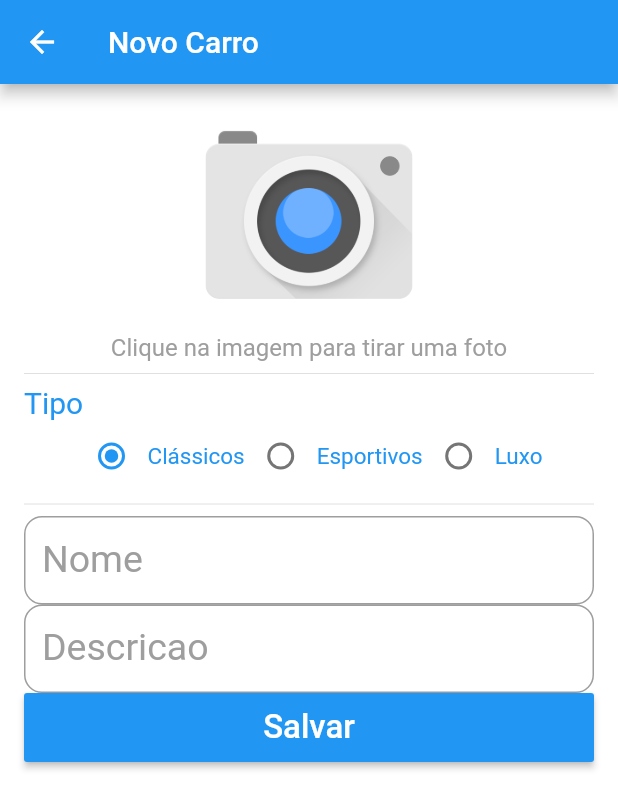
After one commit to daugustosp/daugustosp, a Flutter app: the CarroFormPage screen opened directly, on a phone screen of 412 x 824 dp. The commit adds this screen. Shown: the top 809 px of the screen. Run offline on Flutter 3.47's test engine with Material 2 defaults, Android fonts, the phone set to English and light mode, and no system bars; our stand-ins replace cached_network_image, connectivity, flutter_mobx, shared_preferences, sqflite; missing offline and left inert: shared_preferences_web; accounts and stored records are empty.

Commit message:
Tela_cadastro_Favorito

```diff
--- a/flutter-fundamentos-aula-5/lib/Widgets/app_text.dart
+++ b/flutter-fundamentos-aula-5/lib/Widgets/app_text.dart
@@ -43,7 +43,7 @@ class AppText extends StatelessWidget {
       style: TextStyle(color: Colors.blue),
       decoration: InputDecoration(
               border: OutlineInputBorder(
-            borderRadius: BorderRadius.circular(16)
+            borderRadius: BorderRadius.circular(12)
         ),
           labelText: label,
           labelStyle: TextStyle(fontSize: 25, color: Colors.grey),
--- a/flutter-fundamentos-aula-5/lib/pages/carro/carro.dart
+++ b/flutter-fundamentos-aula-5/lib/pages/carro/carro.dart
@@ -1,5 +1,7 @@
-import 'package:bytebank/favoritos/entity.dart';
 
+
+
+import 'package:bytebank/pages/utils/sql/entity.dart';
 
 class Carro extends Entity {
   int id;
--- a/flutter-fundamentos-aula-5/lib/favoritos/carro_dao.dart
+++ b/flutter-fundamentos-aula-5/lib/pages/carro/carro_dao.dart
@@ -1,9 +1,11 @@
 
 
 // Data Access Object
+
+
 import 'package:bytebank/pages/carro/carro.dart';
 
-import 'base_dao.dart';
+import '../utils/sql/base_dao.dart';
 
 class CarroDAO extends BaseDAO<Carro> {
 
@@ -15,11 +17,8 @@ class CarroDAO extends BaseDAO<Carro> {
     return Carro.fromMap(map);
   }
 
-  Future<List<Carro>> findAllByTipo(String tipo) async {
-    final dbClient = await db;
+  Future<List<Carro>> findAllByTipo(String tipo)  {
+     return query('select * from carro where tipo =? ',[tipo]);
 
-    final list = await dbClient.rawQuery('select * from carro where tipo =? ',[tipo]);
-
-    return list.map<Carro>((json) => fromMap(json)).toList();
   }
 }
--- /dev/null
+++ b/flutter-fundamentos-aula-5/lib/pages/carro/carro_form_page.dart
@@ -0,0 +1,217 @@
+
+import 'package:bytebank/Widgets/app_button.dart';
+import 'package:bytebank/Widgets/app_text.dart';
+import 'package:cached_network_image/cached_network_image.dart';
+import 'package:flutter/cupertino.dart';
+import 'package:flutter/material.dart';
+
+import 'carro.dart';
+
+class CarroFormPage extends StatefulWidget {
+  final Carro carro;
+
+  CarroFormPage({this.carro});
+
+  @override
+  State<StatefulWidget> createState() => _CarroFormPageState();
+}
+
+class _CarroFormPageState extends State<CarroFormPage> {
+  final GlobalKey<FormState> _formKey = GlobalKey<FormState>();
+
+  final tNome = TextEditingController();
+  final tDesc = TextEditingController();
+  final tTipo = TextEditingController();
+
+  int _radioIndex = 0;
+
+  var _showProgress = false;
+
+  Carro get carro => widget.carro;
+
+  // Add validate email function.
+  String _validateNome(String value) {
+    if (value.isEmpty) {
+      return 'Informe o nome do carro.';
+    }
+
+    return null;
+  }
+
+  @override
+  void initState() {
+    super.initState();
+
+    // Copia os dados do carro para o form
+    if (carro != null) {
+      tNome.text = carro.nome;
+      tDesc.text = carro.descricao;
+      _radioIndex = getTipoInt(carro);
+    }
+  }
+
+  @override
+  Widget build(BuildContext context) {
+    return Scaffold(
+      appBar: AppBar(
+        title: Text(
+          carro != null ? carro.nome : "Novo Carro",
+        ),
+      ),
+      body: Container(
+        padding: EdgeInsets.all(16),
+        child: _form(),
+      ),
+    );
+  }
+
+  _form() {
+    return Form(
+      key: this._formKey,
+      child: ListView(
+        children: <Widget>[
+          _headerFoto(),
+          Text(
+            "Clique na imagem para tirar uma foto",
+            textAlign: TextAlign.center,
+            style: TextStyle(
+              fontSize: 16,
+              color: Colors.grey,
+            ),
+          ),
+          Divider(),
+          Text(
+            "Tipo",
+            style: TextStyle(
+              color: Colors.blue,
+              fontSize: 20,
+            ),
+          ),
+          _radioTipo(),
+          Divider(),
+          AppText(
+          "Nome",
+            "",
+            controller: tNome,
+            keyboardType: TextInputType.text,
+            validator: _validateNome,
+          ),
+          AppText(
+            "Descricao",
+            "",
+            controller: tDesc,
+            keyboardType: TextInputType.text,
+            validator: _validateNome,
+          ),
+          AppButton(
+            "Salvar",
+            onPressed: _onClickSalvar,
+            showProgress: _showProgress,
+          )
+        ],
+      ),
+    );
+  }
+
+  _headerFoto() {
+    return carro != null
+        ? CachedNetworkImage(
+            imageUrl: carro.urlFoto,
+          )
+        : Image.asset(
+            "assets/images/camera.png",
+            height: 150,
+          );
+  }
+
+  _radioTipo() {
+    return Row(
+      mainAxisAlignment: MainAxisAlignment.center,
+      children: <Widget>[
+        Radio(
+          value: 0,
+          groupValue: _radioIndex,
+          onChanged: _onClickTipo,
+        ),
+        Text(
+          "Clássicos",
+          style: TextStyle(color: Colors.blue, fontSize: 15),
+        ),
+        Radio(
+          value: 1,
+          groupValue: _radioIndex,
+          onChanged: _onClickTipo,
+        ),
+        Text(
+          "Esportivos",
+          style: TextStyle(color: Colors.blue, fontSize: 15),
+        ),
+        Radio(
+          value: 2,
+          groupValue: _radioIndex,
+          onChanged: _onClickTipo,
+        ),
+        Text(
+          "Luxo",
+          style: TextStyle(color: Colors.blue, fontSize: 15),
+        ),
+      ],
+    );
+  }
+
+  void _onClickTipo(int value) {
+    setState(() {
+      _radioIndex = value;
+    });
+  }
+
+  getTipoInt(Carro carro) {
+    switch (carro.tipo) {
+      case "classicos":
+        return 0;
+      case "esportivos":
+        return 1;
+      default:
+        return 2;
+    }
+  }
+
+  String _getTipo() {
+    switch (_radioIndex) {
+      case 0:
+        return "classicos";
+      case 1:
+        return "esportivos";
+      default:
+        return "luxo";
+    }
+  }
+
+  _onClickSalvar() async {
+    if (!_formKey.currentState.validate()) {
+      return;
+    }
+
+    // Cria o carro
+    var c = carro ?? Carro();
+    c.nome = tNome.text;
+    c.descricao = tDesc.text;
+    c.tipo = _getTipo();
+
+    print("Carro: $c");
+
+    setState(() {
+      _showProgress = true;
+    });
+
+    print("Salvar o carro $c");
+
+    await Future.delayed(Duration(seconds: 3));
+
+    setState(() {
+      _showProgress = false;
+    });
+
+    print("Fim.");
+  }
+}
--- a/flutter-fundamentos-aula-5/lib/pages/carro/carro_page.dart
+++ b/flutter-fundamentos-aula-5/lib/pages/carro/carro_page.dart
@@ -1,9 +1,15 @@
 import 'package:bytebank/pages/carro/carro.dart';
 import 'package:bytebank/pages/carro/loripsum_api.dart';
+import 'package:bytebank/pages/favoritos/favorito_service.dart';
+import 'package:bytebank/pages/utils/nav.dart';
 import 'package:bytebank/pages/utils/text.dart';
 import 'package:cached_network_image/cached_network_image.dart';
 import 'package:flutter/cupertino.dart';
 import 'package:flutter/material.dart';
+import 'package:flutter/material.dart';
+import 'package:flutter/material.dart';
+
+import 'carro_form_page.dart';
 
 
 
@@ -18,13 +24,23 @@ class CarroPage extends StatefulWidget {
 
 class _CarroPageState extends State<CarroPage> {
   final _loripsumApiBloc = LoripsumBloc();
+   Color Colores = Colors.grey;
+
+  Carro get carro => widget.car;
 
   @override
   void initState() {
     // TODO: implement initState
     super.initState();
     _loripsumApiBloc.fetch();
+
+    FavoritoService.isFavorito(carro).then((bool favorito) {
+      setState(() {
+        Colores = favorito ? Colors.red : Colors.grey;
+      });
+    });
   }
+
 
   @override
   Widget build(BuildContext context) {
@@ -76,6 +92,7 @@ class _CarroPageState extends State<CarroPage> {
   }
 
   Row _bloco1() {
+
     return Row(
       mainAxisAlignment: MainAxisAlignment.spaceBetween,
       children: <Widget>[
@@ -90,9 +107,10 @@ class _CarroPageState extends State<CarroPage> {
         Row(
           children: <Widget>[
             IconButton(
-              icon: Icon(Icons.favorite, color: Colors.red, size: 40,),
-              onPressed: _onClickFavorito,
+              icon: Icon(Icons.favorite, color: Colores, size: 40,),
+                 onPressed: _onClickFavorito,
             ),
+
             IconButton(
               icon: Icon(Icons.share, size: 40,),
               onPressed: _onClickShare,
@@ -133,6 +151,7 @@ class _CarroPageState extends State<CarroPage> {
     switch(value){
       case "Editar":
         print("Editar !!!");
+        push(context, CarroFormPage(carro: carro));
         break;
       case "Deletar":
         print("Deletar !!!");
@@ -143,7 +162,14 @@ class _CarroPageState extends State<CarroPage> {
     }
   }
 
-  void _onClickFavorito() {
+  void _onClickFavorito() async {
+
+    bool favorito = await FavoritoService.favoritar(carro);
+
+    setState(() {
+      Colores = favorito ? Colors.red : Colors.grey;
+    });
+
   }
 
   void _onClickShare() {
--- a/flutter-fundamentos-aula-5/lib/pages/carro/carros_bloc.dart
+++ b/flutter-fundamentos-aula-5/lib/pages/carro/carros_bloc.dart
@@ -1,8 +1,8 @@
 
 import 'dart:async';
 
-import 'package:bytebank/favoritos/carro_dao.dart';
 import 'package:bytebank/pages/carro/simpleBloc.dart';
+import 'package:bytebank/pages/carro/carro_dao.dart';
 import 'package:bytebank/pages/utils/network.dart';
 
 import 'carro.dart';
@@ -23,10 +23,10 @@ class CarrosBloc extends SimpleBloc<List<Carro>>{
 
       final dao = CarroDAO();
 
-      if(carros.isEmpty) {
+
         // Salvar todos os carros
         carros.forEach(dao.save);
-      }
+
       add(carros);
 
       return carros;
--- /dev/null
+++ b/flutter-fundamentos-aula-5/lib/pages/favoritos/favorito.dart
@@ -0,0 +1,29 @@
+
+
+
+import 'package:bytebank/pages/carro/carro.dart';
+import 'package:bytebank/pages/utils/sql/entity.dart';
+
+class Favorito extends Entity{
+  int id;
+  String nome;
+
+  Favorito.fromCarro(Carro c){
+    id = c.id;
+    nome = c.nome;
+  }
+
+  Favorito.fromMap(Map<String, dynamic> map) {
+    id = map['id'];
+    nome = map['nome'];
+
+  }
+
+  @override
+  Map<String, dynamic> toMap() {
+    final Map<String, dynamic> data = new Map<String, dynamic>();
+    data['id'] = this.id;
+    data['nome'] = this.nome;
+    return data;
+  }
+}
--- /dev/null
+++ b/flutter-fundamentos-aula-5/lib/pages/favoritos/favoritos_bloc.dart
@@ -0,0 +1,32 @@
+
+import 'dart:async';
+
+import 'package:bytebank/pages/carro/carro.dart';
+import 'package:bytebank/pages/carro/simpleBloc.dart';
+import 'package:bytebank/pages/carro/carro_dao.dart';
+import 'package:bytebank/pages/favoritos/favorito.dart';
+import 'favorito_service.dart';
+
+class FavoritosBloc extends SimpleBloc<List<Carro>>{
+
+  Future<List<Carro>> fetch() async {
+    try {
+
+      List<Carro> carros = await FavoritoService.getCarros();
+
+      final dao = CarroDAO();
+
+      if(carros.isEmpty) {
+        // Salvar todos os carros
+        carros.forEach(dao.save);
+      }
+      add(carros);
+
+      return carros;
+    } catch (e) {
+      addError(e);
+    }
+  }
+
+
+}
--- a/flutter-fundamentos-aula-5/lib/favoritos/db_helper.dart
+++ b/flutter-fundamentos-aula-5/lib/pages/utils/sql/db_helper.dart
@@ -48,7 +48,7 @@ class DatabaseHelper {
     print("_onUpgrade: oldVersion: $oldVersion > newVersion: $newVersion");
 
     if(oldVersion == 1 && newVersion == 2) {
-      await db.execute("alter table carro add column NOVA TEXT");
+     // await db.execute("alter table carro add column NOVA TEXT");
     }
   }
 
--- a/flutter-fundamentos-aula-5/lib/favoritos/entity.dart
+++ b/flutter-fundamentos-aula-5/lib/pages/utils/sql/entity.dart
@@ -1,3 +1,4 @@
+
 abstract class Entity {
 
   Map<String, dynamic> toMap();
--- a/flutter-fundamentos-aula-5/lib/splash_page.dart
+++ b/flutter-fundamentos-aula-5/lib/splash_page.dart
@@ -1,11 +1,11 @@
 
 import 'package:bytebank/pages/carro/home_page.dart';
+import 'package:bytebank/pages/utils/sql/db_helper.dart';
 import 'package:bytebank/pages/login/Usuario.dart';
 import 'package:bytebank/pages/login/login_page.dart';
 import 'package:bytebank/pages/utils/nav.dart';
 import 'package:flutter/material.dart';
 
-import 'favoritos/db_helper.dart';
 
 class SplashPage extends StatefulWidget {
   @override
--- a/flutter-fundamentos-aula-5/pubspec.yaml
+++ b/flutter-fundamentos-aula-5/pubspec.yaml
@@ -53,7 +53,9 @@ flutter:
   # To add assets to your application, add an assets section, like this:
   assets:
     - assets/
+    - assets/images/
     - assets/sql/
+
 
   # An image asset can refer to one or more resolution-specific "variants", see
   # https://flutter.dev/assets-and-images/#resolution-aware.
```
Also changed, not shown: flutter-fundamentos-aula-5/lib/pages/carro/carros_api.dart (+5 -3 lines), flutter-fundamentos-aula-5/lib/pages/carro/home_page.dart (+29 -4 lines), flutter-fundamentos-aula-5/lib/pages/favoritos/favorito_dao.dart (added, +16 -0 lines), flutter-fundamentos-aula-5/lib/pages/favoritos/favorito_service.dart (added, +43 -0 lines), flutter-fundamentos-aula-5/lib/pages/favoritos/favoritos_page.dart (added, +66 -0 lines), flutter-fundamentos-aula-5/lib/pages/utils/sql/base_dao.dart (renamed from flutter-fundamentos-aula-5/lib/favoritos/base_dao.dart, +10 -10 lines), flutter-fundamentos-aula-5/assets/images/camera.png (added), 1 other file.
